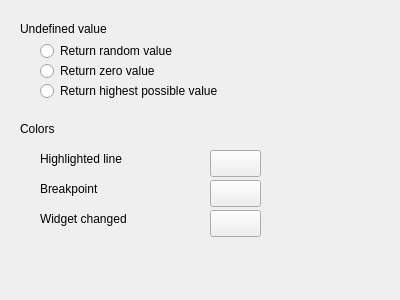
Qt form IDE/GUI/dialogs/interfacecfg/interfacecfg_simothers.ui (AbyssAbbeba/MDS-picoblaze-AVR-ide) before a commit.
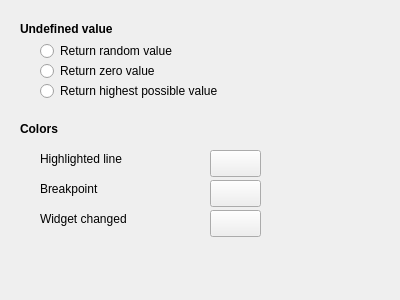
The same form after that commit.

Patch:
```diff
--- a/IDE/GUI/dialogs/interfacecfg/interfacecfg_simothers.ui
+++ b/IDE/GUI/dialogs/interfacecfg/interfacecfg_simothers.ui
@@ -35,6 +35,12 @@
      <height>17</height>
     </rect>
    </property>
+   <property name="font">
+    <font>
+     <weight>75</weight>
+     <bold>true</bold>
+    </font>
+   </property>
    <property name="text">
     <string>Undefined value</string>
    </property>
@@ -74,6 +80,12 @@
      <height>17</height>
     </rect>
    </property>
+   <property name="font">
+    <font>
+     <weight>75</weight>
+     <bold>true</bold>
+    </font>
+   </property>
    <property name="text">
     <string>Colors</string>
    </property>
```
